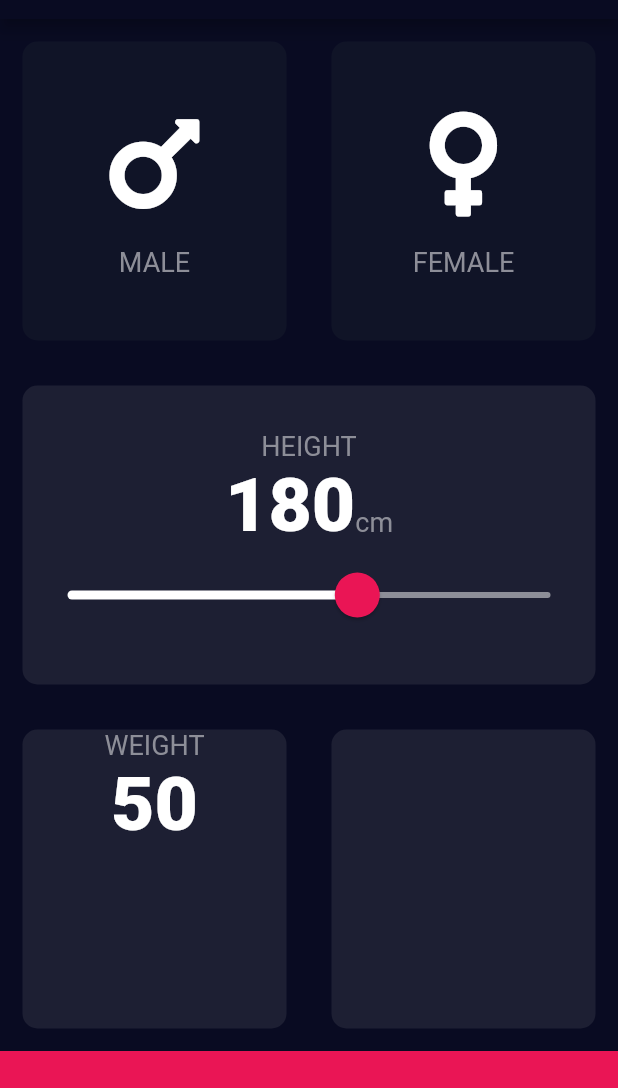
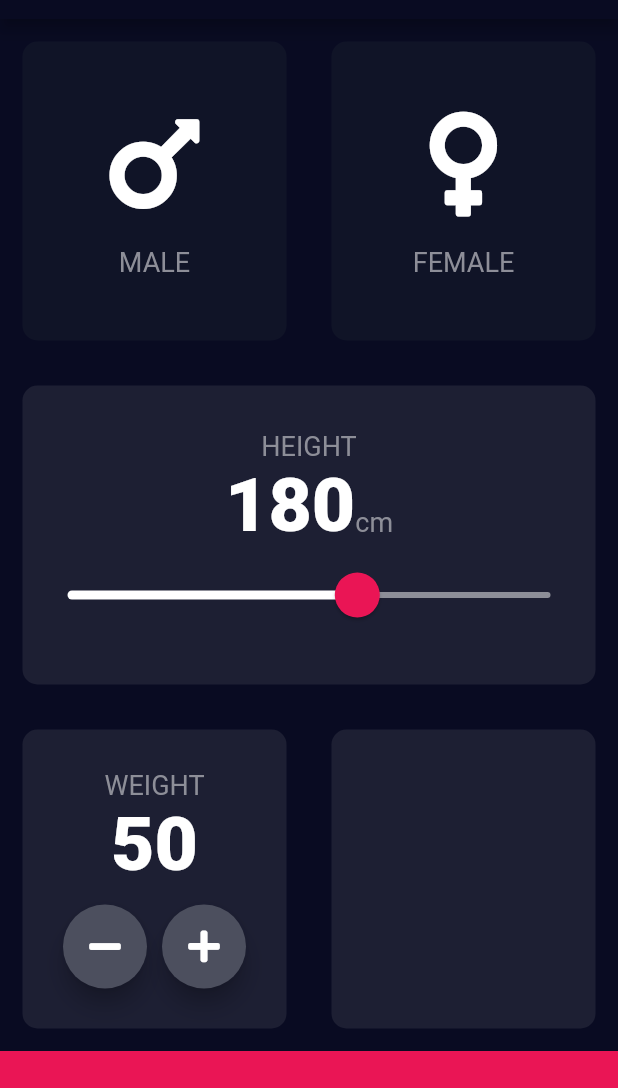
Before and after one commit to beingRD/BMI-Calculator, a Flutter app: the screen it shows after launch, on a phone screen of 412 x 824 dp, the part 65-1153 px from its top. Run offline on Flutter 3.47's test engine with Material 2 defaults, Android fonts, the phone set to English and light mode, and no system bars; our stand-ins replace font_awesome_flutter.

Commit message:
button/code

```diff
--- a/lib/input_page.dart
+++ b/lib/input_page.dart
@@ -127,6 +127,7 @@ class _InputPageState extends State<InputPage> {
                   child: ReusableCard(
                     colour: Style.activeCardColor,
                     childCard: Column(
+                      mainAxisAlignment: MainAxisAlignment.center,
                       children: [
                         Text(
                           'WEIGHT',
@@ -135,7 +136,24 @@ class _InputPageState extends State<InputPage> {
                         Text(
                           Style.weight.toString(),
                           style: Style.textLarge,
-                        )
+                        ),
+                        SizedBox(
+                          height: 10.0,
+                        ),
+                        Row(
+                          mainAxisAlignment: MainAxisAlignment.center,
+                          children: <Widget>[
+                            RoundIconButton(
+                              icon: FontAwesomeIcons.minus,
+                            ),
+                            SizedBox(
+                              width: 10.0,
+                            ),
+                            RoundIconButton(
+                              icon: FontAwesomeIcons.plus,
+                            )
+                          ],
+                        ),
                       ],
                     ),
                   ),
@@ -160,3 +178,24 @@ class _InputPageState extends State<InputPage> {
     );
   }
 }
+
+class RoundIconButton extends StatelessWidget {
+  RoundIconButton({this.icon});
+
+  final IconData icon;
+
+  @override
+  Widget build(BuildContext context) {
+    return RawMaterialButton(
+      child: Icon(icon),
+      constraints: BoxConstraints.tightFor(
+        width: 56.0,
+        height: 56.0,
+      ),
+      shape: CircleBorder(),
+      elevation: 6.0,
+      fillColor: Style.buttonColor,
+      onPressed: () {},
+    );
+  }
+}
--- a/lib/style.dart
+++ b/lib/style.dart
@@ -7,6 +7,7 @@ class Style {
   static final Color accentColor = Color(0xFFEA1555);
   static final Color transAccentColor = Color(0x29EA1555);
   static final Color defaultColor = Color(0xFF8D8E98);
+  static final Color buttonColor = Color(0xFF4C4F5E);
   static final Color white = Colors.white;
 
   static Color maleCardColor = inactiveCardColor;
```
